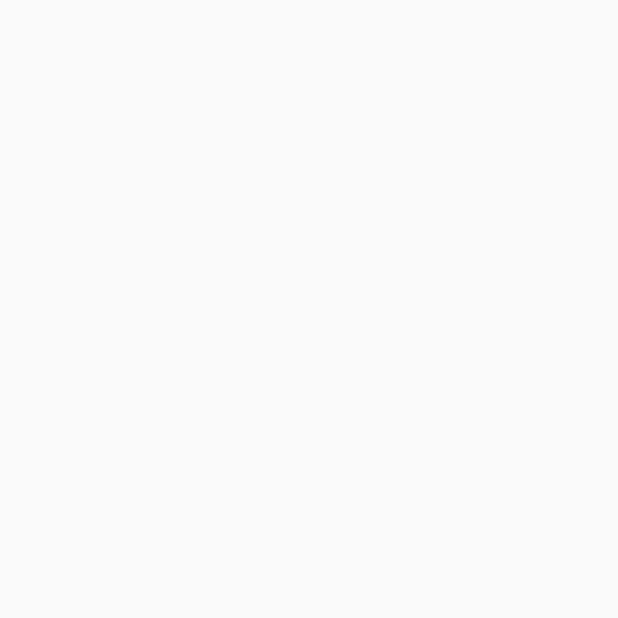
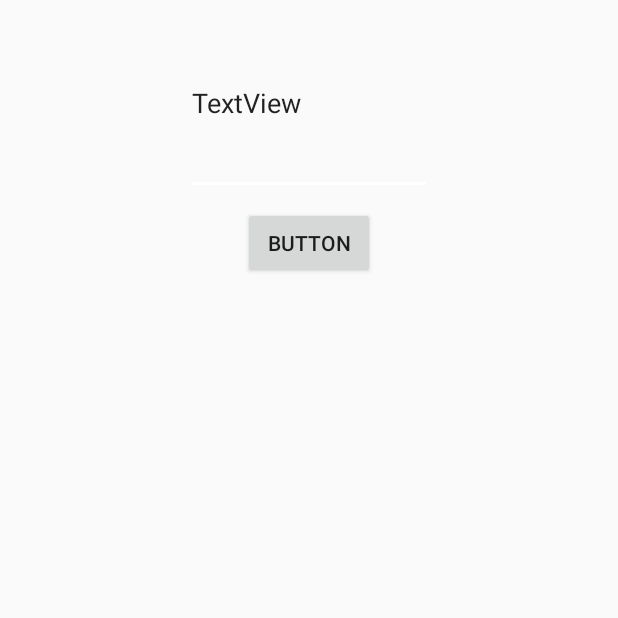
Before and after one commit to Elfernovich/TestTest1, an Android app: the CollectActivity screen opened directly, with no data from a screen before it, on a phone screen of 412 x 824 dp, the top half of it. Before the commit the part shown is empty. Run offline under Robolectric (Android 15) with nearby library versions, the phone set to English and light mode, and no system bars; our stand-ins replace Firebase (no records; nobody signed in at launch, a user with empty details on screens opened directly).

Commit message:
Match string fra input med value i database under "artworkss", child, value

```diff
--- a/app/src/main/java/com/example/anders/createuserapp/CollectActivity.java
+++ b/app/src/main/java/com/example/anders/createuserapp/CollectActivity.java
@@ -1,13 +1,104 @@
 package com.example.anders.createuserapp;
 
+import android.content.Intent;
+import android.support.annotation.NonNull;
 import android.support.v7.app.AppCompatActivity;
 import android.os.Bundle;
+import android.util.Log;
+import android.view.View;
+import android.widget.Button;
+import android.widget.EditText;
+import android.widget.ListView;
+import android.widget.Toast;
 
-public class CollectActivity extends AppCompatActivity {
+import com.google.firebase.auth.FirebaseAuth;
+import com.google.firebase.auth.FirebaseUser;
+import com.google.firebase.database.DataSnapshot;
+import com.google.firebase.database.DatabaseError;
+import com.google.firebase.database.DatabaseReference;
+import com.google.firebase.database.FirebaseDatabase;
+import com.google.firebase.database.ValueEventListener;
+
+import java.util.HashMap;
+
+public class CollectActivity extends AppCompatActivity implements View.OnClickListener{
+    private static final String TAG = "CollectActivity";
+
+    private FirebaseAuth mAuth;
+    private FirebaseDatabase myFirebaseDatabase;
+    private DatabaseReference databaseArtworks;
+    private FirebaseAuth.AuthStateListener mAuthListener;
+    private String userID;
+    Button submitBtn;
+
+    EditText inputAnswer;
 
     @Override
     protected void onCreate(Bundle savedInstanceState) {
         super.onCreate(savedInstanceState);
         setContentView(R.layout.activity_collect);
+
+
+        mAuth = FirebaseAuth.getInstance();
+        myFirebaseDatabase = FirebaseDatabase.getInstance();
+        databaseArtworks = myFirebaseDatabase.getReference();
+        FirebaseUser usersID = mAuth.getCurrentUser();
+        userID = usersID.getUid();
+
+
+        inputAnswer = (EditText) findViewById(R.id.textViewArtworkCode);
+        findViewById(R.id.btn_addCode).setOnClickListener(this);
+        submitBtn = (Button) findViewById(R.id.btn_addCode);
+
+        mAuthListener = new FirebaseAuth.AuthStateListener() {
+            @Override
+            public void onAuthStateChanged(@NonNull FirebaseAuth firebaseAuth) {
+                FirebaseUser user = firebaseAuth.getCurrentUser();
+                if (user != null) {
+                    Log.d(TAG, "onAuthStateChanged:signed_in" + user.getUid());
+                    //String userID = user.getUid();
+                }
+            }
+        };
+
+
+        submitBtn.setOnClickListener(new View.OnClickListener() {
+            @Override
+            public void onClick(View v) {
+                databaseArtworks.addListenerForSingleValueEvent(new ValueEventListener() {
+                    @Override
+                    public void onDataChange(DataSnapshot dataSnapshot) {
+                        onData(dataSnapshot);
+                    }
+
+                    @Override
+                    public void onCancelled(DatabaseError databaseError) {
+
+                    }
+                });
+            }
+        });
+
+
+    }
+
+    private void onData(DataSnapshot dataSnapshot) {
+            final String passcode1 = inputAnswer.getText().toString();
+            String artwork = (String) dataSnapshot.child("artworkss").child("artwork1").child("code").getValue();
+            if (passcode1.equals(artwork)) {
+                //do something
+                Toast.makeText(getApplicationContext(),"Nice",Toast.LENGTH_LONG).show();
+
+
+            } else if (!passcode1.equals(artwork)) {
+                Toast.makeText(getApplicationContext(),"Not so nice",Toast.LENGTH_LONG).show();
+
+            }
+        }
+
+    @Override
+    public void onClick(View view) {
+
+
     }
 }
--- a/app/src/main/res/layout/activity_collect.xml
+++ b/app/src/main/res/layout/activity_collect.xml
@@ -6,4 +6,27 @@
     android:layout_height="match_parent"
     tools:context=".CollectActivity">
 
+    <EditText
+        android:id="@+id/textViewArtworkCode"
+        android:layout_width="164dp"
+        android:layout_height="122dp"
+        android:layout_marginEnd="8dp"
+        android:layout_marginStart="8dp"
+        android:layout_marginTop="8dp"
+        android:text="TextView"
+        app:layout_constraintEnd_toEndOf="parent"
+        app:layout_constraintStart_toStartOf="parent"
+        app:layout_constraintTop_toTopOf="parent" />
+
+    <Button
+        android:id="@+id/btn_addCode"
+        android:layout_width="wrap_content"
+        android:layout_height="wrap_content"
+        android:layout_marginEnd="8dp"
+        android:layout_marginStart="8dp"
+        android:layout_marginTop="8dp"
+        android:text="Button"
+        app:layout_constraintEnd_toEndOf="parent"
+        app:layout_constraintStart_toStartOf="parent"
+        app:layout_constraintTop_toBottomOf="@+id/textViewArtworkCode" />
 </android.support.constraint.ConstraintLayout>
```
Also changed, not shown: app/src/main/java/com/example/anders/createuserapp/ProfileActivity.java (+11 -2 lines), app/src/main/res/layout/activity_profile.xml (+15 -0 lines).
